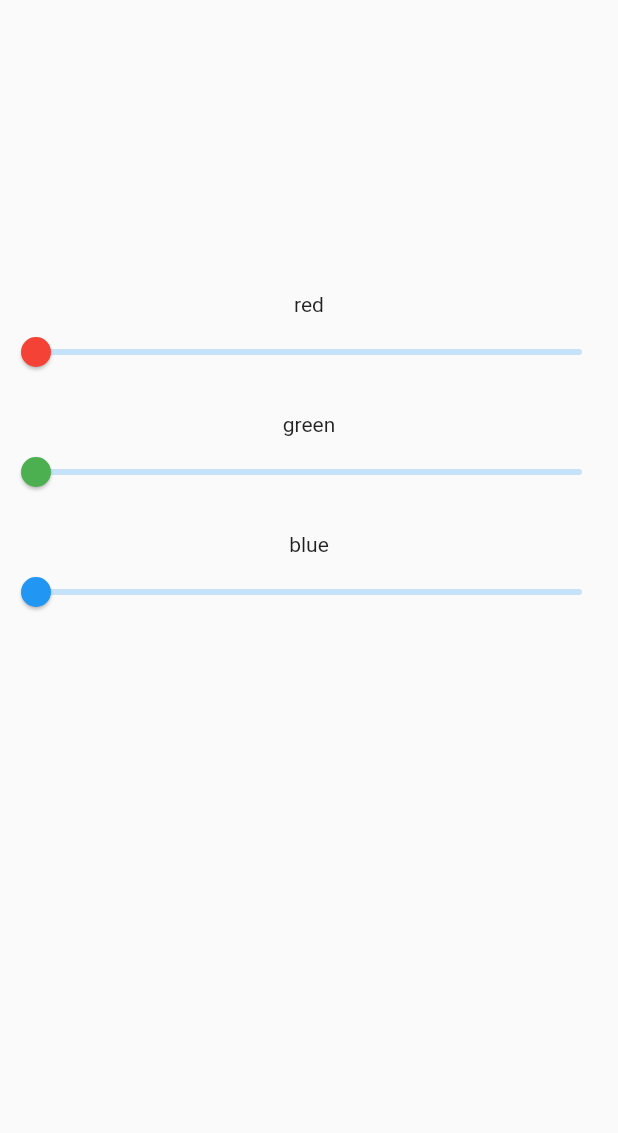
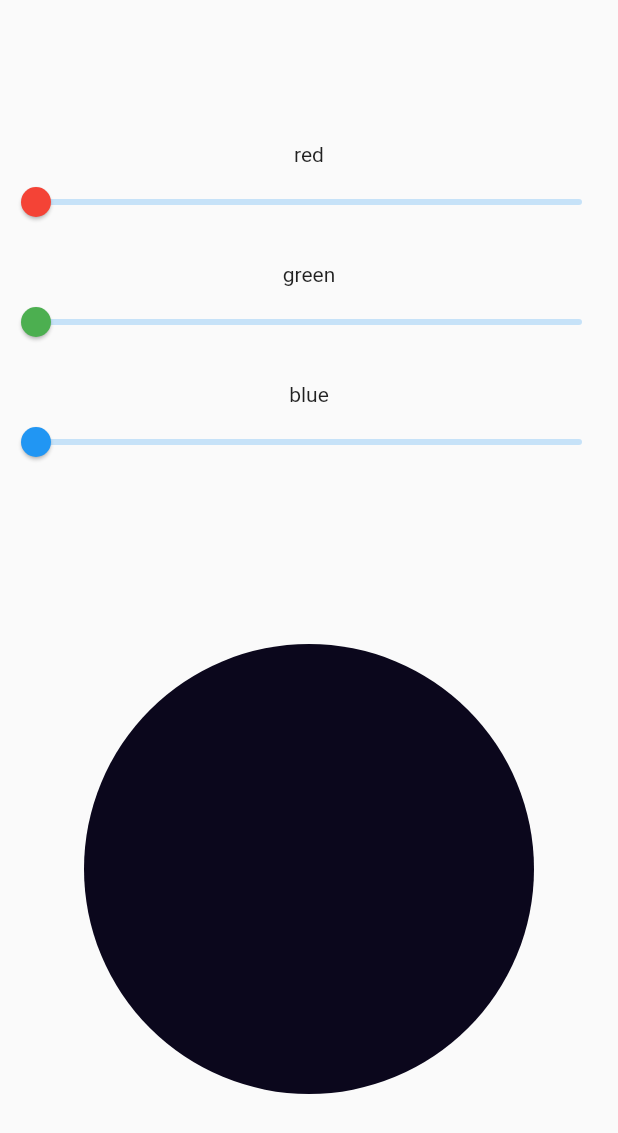
Before and after one commit to szymonrudnicki/Flutter-Color-Mixer, a Flutter app: the screen it shows after launch, on a phone screen of 412 x 824 dp. Shown: the top 1133 px of the screen. Run offline on Flutter 3.47's test engine with Material 2 defaults, Android fonts, the phone set to English and light mode, and no system bars.

Commit message:
add dummy RGBPreview implementation

```diff
--- a/lib/components/rgb_preview.dart
+++ b/lib/components/rgb_preview.dart
@@ -1,11 +1,14 @@
 import 'package:flutter/material.dart';
 
-class RGBPreview extends StatefulWidget {
+class RGBPreview extends StatelessWidget {
   @override
-  _RGBPreviewState createState() => _RGBPreviewState();
+  Widget build(BuildContext context) => Center(
+          child: Container(
+        width: 300,
+        height: 300,
+        decoration: BoxDecoration(
+          shape: BoxShape.circle,
+          color: Color.fromRGBO(11, 7, 28, 1),
+        ),
+      ));
 }
-
-class _RGBPreviewState extends State<RGBPreview> {
-  @override
-  Widget build(BuildContext context) => Container();
-}
```
